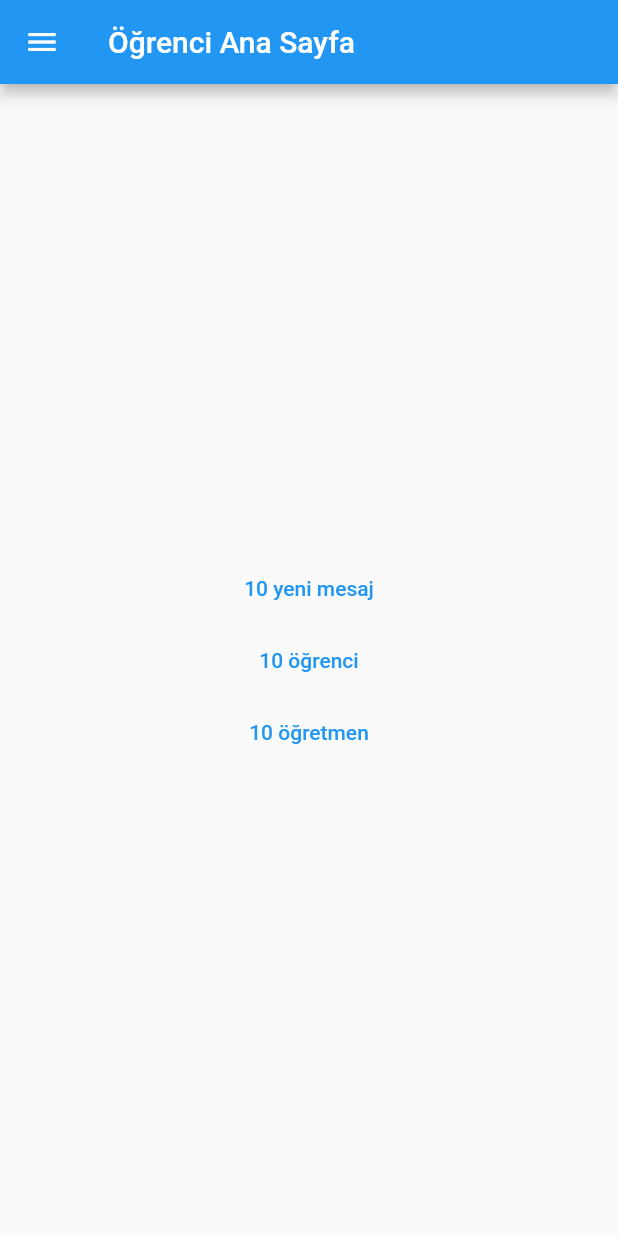
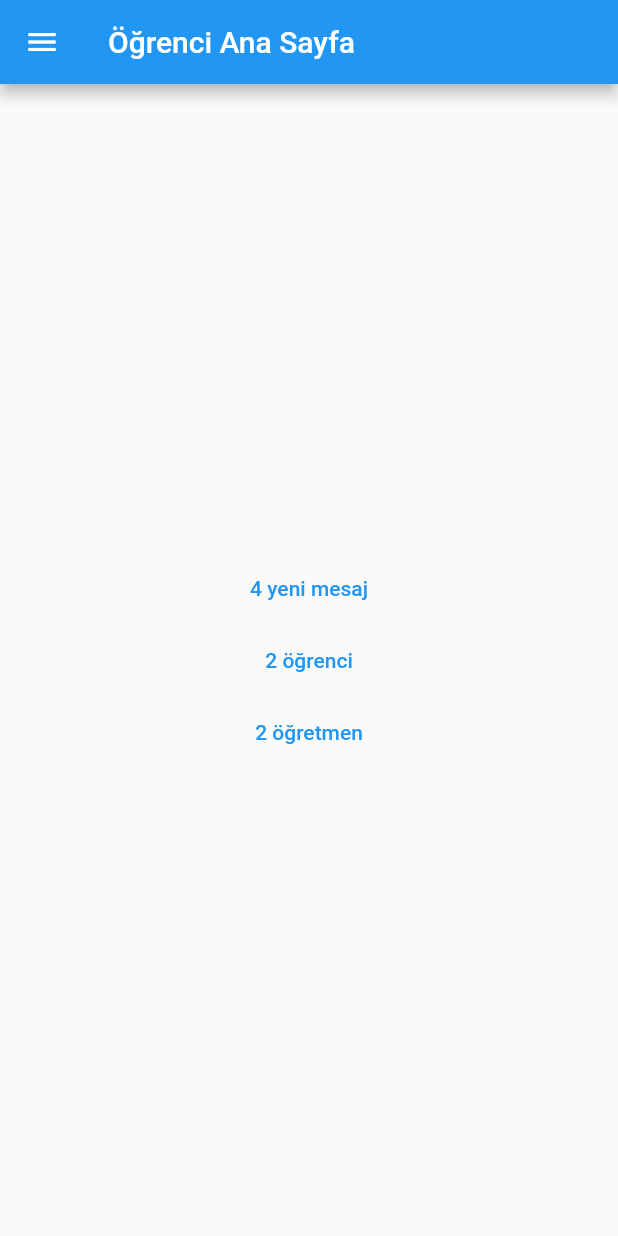
Before and after one commit to emreermenek/Ogrenci_app, a Flutter app: the screen it shows after launch, on a phone screen of 412 x 824 dp. Run offline on Flutter 3.47's test engine with Material 2 defaults, Android fonts, the phone set to English and light mode, and no system bars.

Commit message:
repositories added

```diff
--- a/lib/main.dart
+++ b/lib/main.dart
@@ -2,6 +2,9 @@ import 'package:flutter/material.dart';
 import 'package:ogrenci_app/pages/mesajlar_sayfasi.dart';
 import 'package:ogrenci_app/pages/ogrenciler_sayfas%C4%B1.dart';
 import 'package:ogrenci_app/pages/ogretmenler_sayfas%C4%B1.dart';
+import 'package:ogrenci_app/repository/mesajlar_repository.dart';
+import 'package:ogrenci_app/repository/ogrenciler_repository.dart';
+import 'package:ogrenci_app/repository/ogretmenler_repository.dart';
 
 void main() {
   runApp(const OgrenciApp());
@@ -22,15 +25,26 @@ class OgrenciApp extends StatelessWidget {
   }
 }
 
-class AnaSayfa extends StatelessWidget {
+class AnaSayfa extends StatefulWidget {
   const AnaSayfa({super.key, required this.title});
 
   final String title;
+
+  @override
+  State<AnaSayfa> createState() => _AnaSayfaState();
+}
+
+class _AnaSayfaState extends State<AnaSayfa> {
+  MesajlarRepository mesajlarRepository = MesajlarRepository();
+  OgrencilerRepository ogrencilerRepository = OgrencilerRepository();
+  OgretmenlerRepository ogretmenlerRepository = OgretmenlerRepository();
+
+
   @override
   Widget build(BuildContext context) {
     return Scaffold(
       appBar: AppBar(
-        title: Text(title),
+        title: Text(widget.title),
       ),
       drawer: Drawer(
         child: ListView(
@@ -63,21 +77,21 @@ class AnaSayfa extends StatelessWidget {
           children: <Widget>[
             TextButton(
                 onPressed: () {
-                  Navigator.of(context).push(MaterialPageRoute(builder: (context) => const MesajlarSayfasi(),));
+                  Navigator.of(context).push(MaterialPageRoute(builder: (context) => MesajlarSayfasi(mesajlarRepository),));
                 },
-                child: const Text('10 yeni mesaj'),
+                child: Text('${mesajlarRepository.mesajlar.length} yeni mesaj'),
             ),
             TextButton(
               onPressed: () {
-                Navigator.of(context).push(MaterialPageRoute(builder: (context) => const OgrencilerSayfasi(),));
+                Navigator.of(context).push(MaterialPageRoute(builder: (context) => OgrencilerSayfasi(ogrencilerRepository),));
               },
-              child: const Text('10 öğrenci'),
+              child: Text('${ogrencilerRepository.ogrenciler.length} öğrenci'),
             ),
             TextButton(
               onPressed: () {
-                Navigator.of(context).push(MaterialPageRoute(builder: (context) => const OgretmenlerSayfasi(),));
+                Navigator.of(context).push(MaterialPageRoute(builder: (context) => OgretmenlerSayfasi(ogretmenlerRepository),));
               },
-              child: const Text('10 öğretmen'),
+              child: Text('${ogretmenlerRepository.ogretmenler.length} öğretmen'),
             ),
           ],
         ),
--- a/lib/pages/ogrenciler_sayfası.dart
+++ b/lib/pages/ogrenciler_sayfası.dart
@@ -1,7 +1,9 @@
 import 'package:flutter/material.dart';
+import 'package:ogrenci_app/repository/ogrenciler_repository.dart';
 
 class OgrencilerSayfasi extends StatefulWidget {
-  const OgrencilerSayfasi({Key? key}) : super(key: key);
+  final OgrencilerRepository ogrencilerRepository;
+  const OgrencilerSayfasi(this.ogrencilerRepository, {Key? key}) : super(key: key);
 
   @override
   State<OgrencilerSayfasi> createState() => _OgrencilerSayfasiState();
--- a/lib/pages/ogretmenler_sayfası.dart
+++ b/lib/pages/ogretmenler_sayfası.dart
@@ -1,7 +1,9 @@
 import 'package:flutter/material.dart';
+import 'package:ogrenci_app/repository/ogretmenler_repository.dart';
 
 class OgretmenlerSayfasi extends StatefulWidget {
-  const OgretmenlerSayfasi({Key? key}) : super(key: key);
+  final OgretmenlerRepository ogretmenlerRepository;
+  const OgretmenlerSayfasi(this.ogretmenlerRepository, {Key? key}) : super(key: key);
 
   @override
   State<OgretmenlerSayfasi> createState() => _OgretmenlerSayfasiState();
--- /dev/null
+++ b/lib/repository/mesajlar_repository.dart
@@ -0,0 +1,21 @@
+class MesajlarRepository{
+
+  final List<Mesaj> mesajlar = [
+    Mesaj('Merhaba', 'Ali', DateTime.now().subtract(Duration(minutes: 3))),
+    Mesaj('Orada mısın?', 'Ali', DateTime.now().subtract(Duration(minutes: 2))),
+    Mesaj('Evet', 'Ayşe', DateTime.now().subtract(Duration(minutes: 1))),
+    Mesaj('Nasılsın', 'Ayşe', DateTime.now()),
+
+  ];
+
+
+}
+
+class Mesaj{
+  String yazi;
+  String gonderen;
+  DateTime zaman;
+
+  Mesaj(this.yazi, this.gonderen, this.zaman);
+
+}
--- /dev/null
+++ b/lib/repository/ogrenciler_repository.dart
@@ -0,0 +1,17 @@
+class OgrencilerRepository{
+
+  List ogrenciler = [
+    Ogrenci('Ali', 'Yılmaz', 18, 'Erkek'),
+    Ogrenci('Ayşe', 'Çelik', 18, 'Kadın'),
+  ];
+
+}
+
+class Ogrenci{
+  String ad;
+  String soyad;
+  int yas;
+  String cinsiyet;
+
+  Ogrenci(this.ad, this.soyad, this.yas,this.cinsiyet);
+}
--- /dev/null
+++ b/lib/repository/ogretmenler_repository.dart
@@ -0,0 +1,17 @@
+class OgretmenlerRepository{
+
+  List ogretmenler = [
+    Ogretmen('Faruk', 'Yılmaz', 18, 'Erkek'),
+    Ogretmen('Samiha', 'Çelik', 18, 'Kadın'),
+  ];
+
+}
+
+class Ogretmen{
+  String ad;
+  String soyad;
+  int yas;
+  String cinsiyet;
+
+  Ogretmen(this.ad, this.soyad, this.yas,this.cinsiyet);
+}
```
Also changed, not shown: lib/pages/mesajlar_sayfasi.dart (+35 -18 lines).
